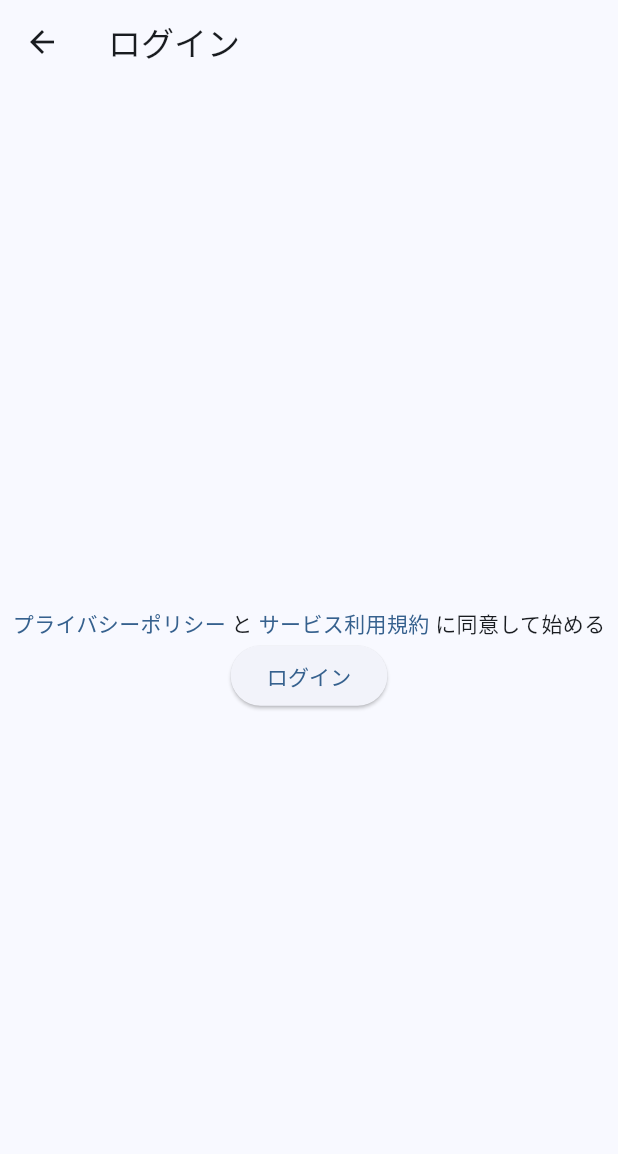
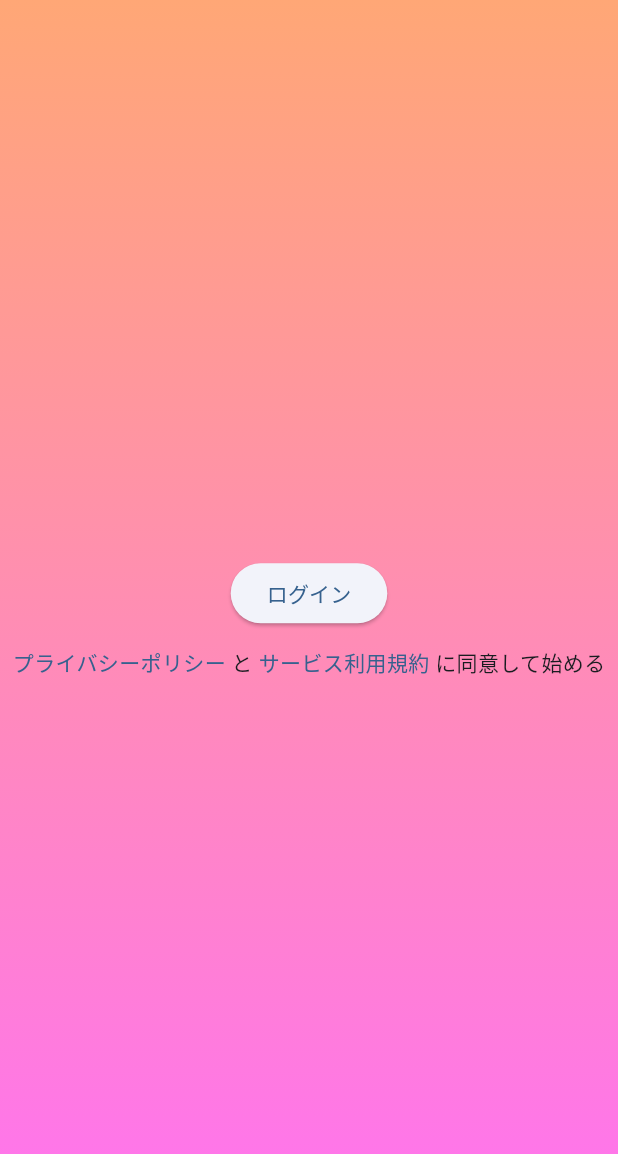
Before and after one commit to team-musashi/stamp-rally, a Flutter app: the LoginPage screen opened directly, on a phone screen of 412 x 824 dp. Shown: the top 1154 px of the screen. Run offline on Flutter 3.47's test engine with Material 2 defaults, Android fonts, the phone set to English and light mode, and no system bars; our stand-ins replace cloud_firestore, firebase_auth, firebase_core, flutter_riverpod, freezed_annotation, gap and 2 more; missing offline and left inert: roggle; accounts and stored records are empty.

Commit message:
🚀 feat: ログイン画面にAppBarを削除してグラデーション背景を設定

```diff
--- a/lib/presentation/page/auth/login_page.dart
+++ b/lib/presentation/page/auth/login_page.dart
@@ -10,14 +10,29 @@ class LoginPage extends StatelessWidget {
   @override
   Widget build(BuildContext context) {
     return Scaffold(
-      appBar: AppBar(title: const Text('ログイン')),
       body: Center(
-        child: Column(
-          mainAxisAlignment: MainAxisAlignment.center,
-          children: const [
-            Agreement(),
-            CreateUserButton(),
-          ],
+        child: Container(
+          width: double.infinity,
+          decoration: const BoxDecoration(
+            gradient: LinearGradient(
+              colors: [
+                Color.fromRGBO(255, 167, 118, 1),
+                Color.fromRGBO(255, 115, 241, 1)
+              ],
+              begin: Alignment.topCenter,
+              end: Alignment.bottomCenter,
+            ),
+          ),
+          child: Column(
+            mainAxisAlignment: MainAxisAlignment.center,
+            children: const [
+              CreateUserButton(),
+              SizedBox(
+                height: 12,
+              ),
+              Agreement()
+            ],
+          ),
         ),
       ),
     );
```
